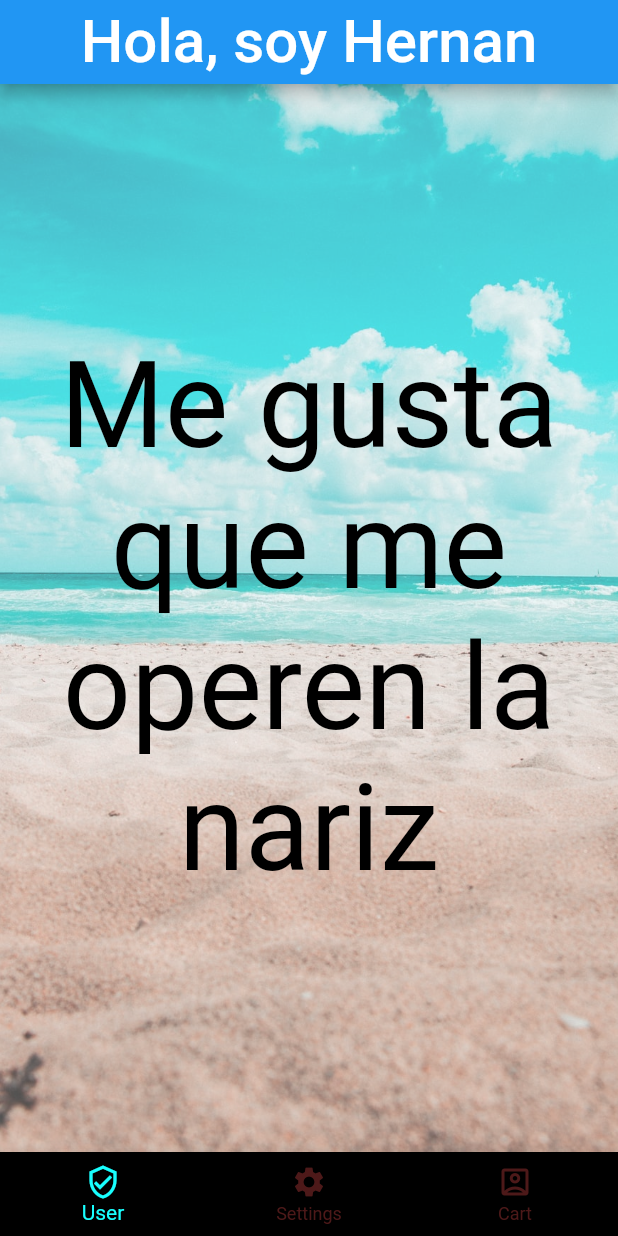
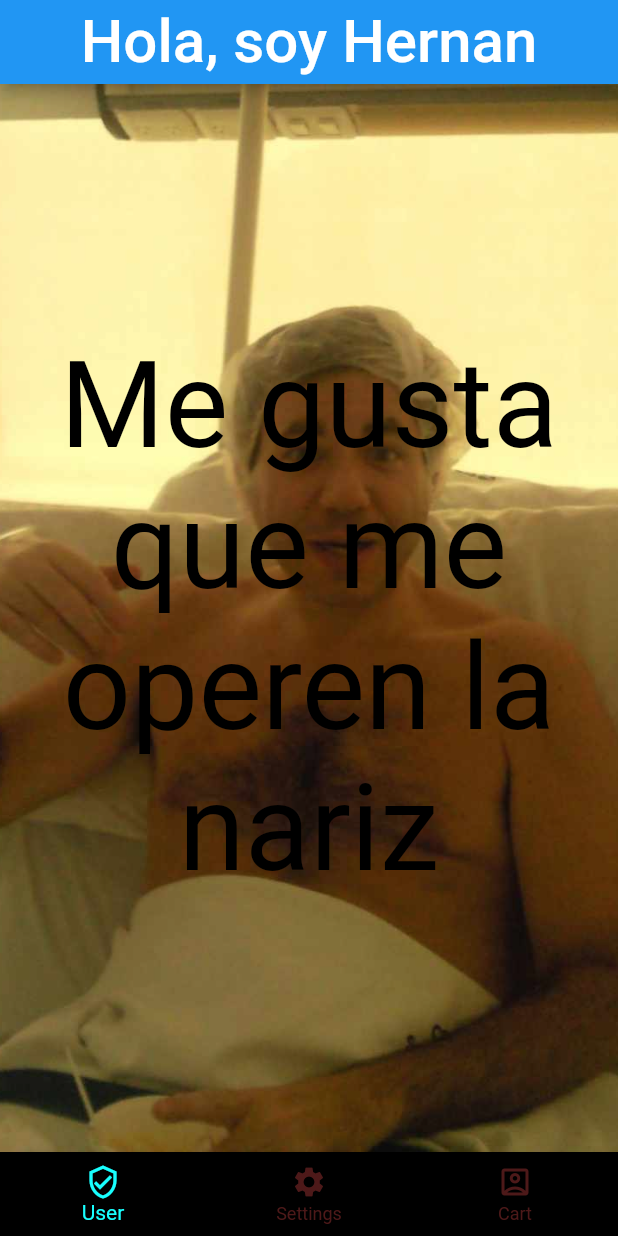
Before and after one commit to fp0508/DesarrolloAPK, a Flutter app: the screen it shows after launch, on a phone screen of 412 x 824 dp. Run offline on Flutter 3.47's test engine with Material 2 defaults, Android fonts, the phone set to English and light mode, and no system bars.

Commit message:
"cambio foto"

```diff
--- a/set_background_image_local/lib/main.dart
+++ b/set_background_image_local/lib/main.dart
@@ -29,8 +29,9 @@ class BackgroundImageDemo extends StatelessWidget {
                       image: DecorationImage(
                           fit: BoxFit.cover,
                           colorFilter: ColorFilter.mode(
-                              Colors.white.withAlpha(180), BlendMode.dstATop),
-                          image: const AssetImage('assets/images/beach.jpg'))),
+                              Colors.white.withAlpha(250), BlendMode.dstATop),
+                          image:
+                              const AssetImage('assets/images/hernan2.jpg'))),
                   child: const Center(
                       child: Text(
                     "Me gusta que me operen la nariz",
--- a/set_background_image_local/pubspec.yaml
+++ b/set_background_image_local/pubspec.yaml
@@ -67,6 +67,7 @@ flutter:
 
   assets:
     - assets/images/beach.jpg
+    - assets/images/hernan2.jpg
 
   # An image asset can refer to one or more resolution-specific "variants", see
   # https://flutter.dev/assets-and-images/#resolution-aware
```
